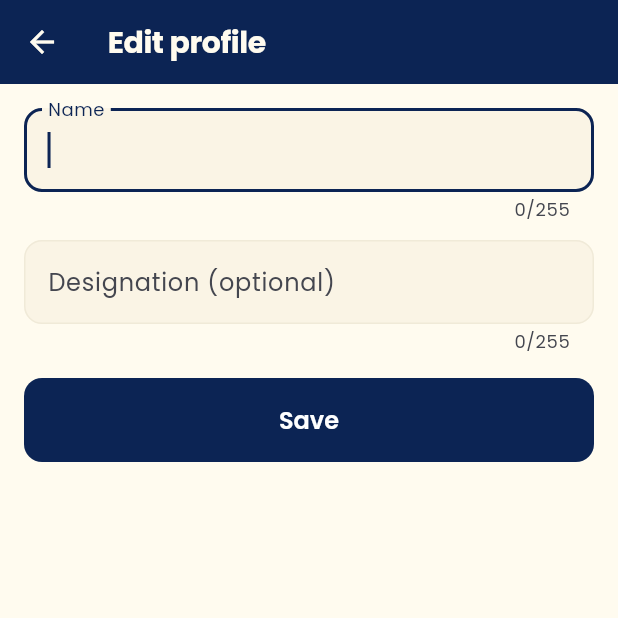
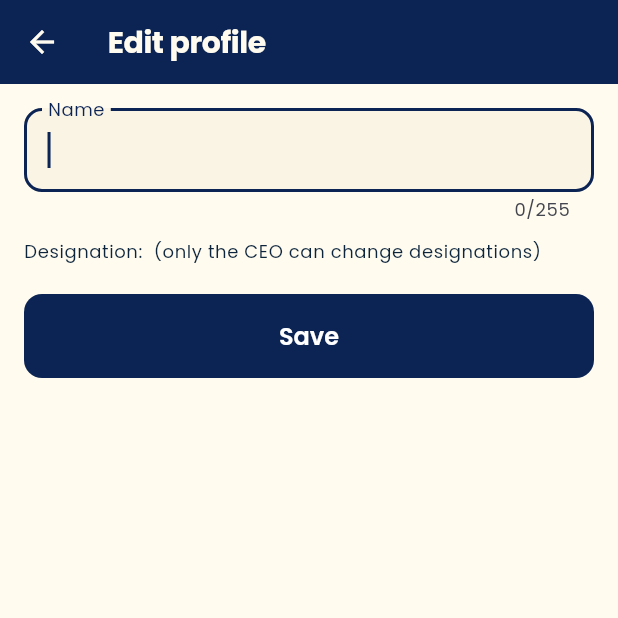
Before and after one commit to sytal/tasknest-app, a Flutter app: the MainShell screen opened directly, item 3 of the bottom bar chosen, after a tap on "Edit profile", on a phone screen of 412 x 824 dp, the top half of it. Run offline on Flutter 3.47's test engine with Material 3 defaults, Android fonts, the phone set to English and light mode, and no system bars; our stand-ins replace google_fonts, image_picker, shared_preferences; accounts and stored records are empty; network calls fail.

Commit message:
CEO-only designation UI, discard guard fix, 4-col grid, dark nav pill/wordmark, centred wide content, wrapped filter chips, narrow header
Co-Authored-By: Claude Sonnet 5.5 <noreply@anthropic.com>

```diff
--- a/lib/core/widgets/brand_logo.dart
+++ b/lib/core/widgets/brand_logo.dart
@@ -49,7 +49,9 @@ class BrandWordmark extends StatelessWidget {
 
   @override
   Widget build(BuildContext context) {
-    final task = onDark ? Colors.white : AppColors.navy;
+    final task = onDark || Theme.of(context).brightness == Brightness.dark
+        ? Colors.white
+        : AppColors.navy;
     final style = Theme.of(context).textTheme.titleMedium
         ?.copyWith(fontWeight: FontWeight.w800);
     return Row(
--- a/lib/screens/account_screens.dart
+++ b/lib/screens/account_screens.dart
@@ -82,10 +82,12 @@ class _EditProfileScreenState extends State<EditProfileScreen> {
     if (!_key.currentState!.validate()) return;
     setState(() => _busy = true);
     try {
+      final isCeo = context.read<Session>().currentUser?.role == 'ceo';
       final d = _designation.text.trim();
       final user = await AccountService.updateProfile(
         _name.text.trim(),
-        d.isEmpty ? null : d,
+        isCeo ? (d.isEmpty ? null : d) : null,
+        sendDesignation: isCeo,
       );
       if (!mounted) return;
       context.read<Session>().updateUser(user);
@@ -127,6 +129,15 @@ class _EditProfileScreenState extends State<EditProfileScreen> {
                 Validators.requiredMax(v, 'Name', Validators.nameMax),
           ),
           const SizedBox(height: 12),
+          if (context.read<Session>().currentUser?.role != 'ceo')
+            Padding(
+              padding: const EdgeInsets.only(bottom: 4),
+              child: Text(
+                'Designation: ${context.read<Session>().currentUser?.designation ?? '-'} (only the CEO can change designations)',
+                style: Theme.of(context).textTheme.bodySmall,
+              ),
+            )
+          else
             TextFormField(
               controller: _designation,
               maxLength: Validators.nameMax,
--- a/lib/screens/create_user_screen.dart
+++ b/lib/screens/create_user_screen.dart
@@ -1,4 +1,7 @@
 import 'package:flutter/material.dart';
+import 'package:provider/provider.dart';
+
+import '../services/session.dart';
 
 import '../services/api_client.dart';
 import '../services/user_service.dart';
@@ -56,7 +59,9 @@ class _CreateUserScreenState extends State<CreateUserScreen> {
         email: _emailController.text.trim(),
         password: _passwordController.text,
         role: _role,
-        designation: _designationController.text.trim(),
+        designation: context.read<Session>().currentUser?.role == 'ceo'
+            ? _designationController.text.trim()
+            : '',
       );
       if (mounted) {
         ScaffoldMessenger.of(context).showSnackBar(
@@ -163,6 +168,7 @@ class _CreateUserScreenState extends State<CreateUserScreen> {
                           Validators.newPassword(v) ?? _fieldErrors['password'],
                       onChanged: (_) => _fieldErrors.remove('password'),
                     ),
+                    if (context.read<Session>().currentUser?.role == 'ceo') ...[
                       const SizedBox(height: 16),
                       TextFormField(
                         controller: _designationController,
@@ -178,6 +184,7 @@ class _CreateUserScreenState extends State<CreateUserScreen> {
                           'Designation',
                         ),
                       ),
+                    ],
                     DropdownButtonFormField<String>(
                       initialValue: _role,
                       isExpanded: true,
--- a/lib/screens/main_shell.dart
+++ b/lib/screens/main_shell.dart
@@ -112,7 +112,13 @@ class _MainShellState extends State<MainShell> {
             const VerticalDivider(width: 1),
             Expanded(
               child: BrandBackground(
-                child: IndexedStack(index: _index, children: _tabs),
+                child: Align(
+                  alignment: Alignment.topCenter,
+                  child: ConstrainedBox(
+                    constraints: const BoxConstraints(maxWidth: 1400),
+                    child: IndexedStack(index: _index, children: _tabs),
+                  ),
+                ),
               ),
             ),
           ],
@@ -124,7 +130,13 @@ class _MainShellState extends State<MainShell> {
       extendBody: true,
       appBar: AppBar(title: Text(_titles[_index]), actions: _actions(context)),
       body: BrandBackground(
-        child: IndexedStack(index: _index, children: _tabs),
+        child: Align(
+          alignment: Alignment.topCenter,
+          child: ConstrainedBox(
+            constraints: const BoxConstraints(maxWidth: 1400),
+            child: IndexedStack(index: _index, children: _tabs),
+          ),
+        ),
       ),
       // Frosted-glass bottom nav bar: a blurred backdrop behind a
       // translucent navy tint, rather than a flat opaque fill, so content
@@ -134,13 +146,16 @@ class _MainShellState extends State<MainShell> {
           backgroundColor: isDark ? AppColors.surfaceDark : AppColors.surface,
           elevation: 3,
           surfaceTintColor: Colors.transparent,
-          indicatorColor: Theme.of(context).colorScheme.secondary
-              .withValues(alpha: isDark ? 0.35 : 0.30),
+          indicatorColor: isDark
+              ? AppColors.orangeDark
+              : Theme.of(context).colorScheme.secondary.withValues(alpha: 0.30),
           iconTheme: WidgetStateProperty.resolveWith((st) {
             final sel = st.contains(WidgetState.selected);
             return IconThemeData(
               color: sel
-                  ? Theme.of(context).colorScheme.onSurface
+                  ? (isDark
+                        ? AppColors.navyDark
+                        : Theme.of(context).colorScheme.onSurface)
                   : Theme.of(context).colorScheme.onSurface
                         .withValues(alpha: 0.7),
             );
--- a/lib/screens/profile_screen.dart
+++ b/lib/screens/profile_screen.dart
@@ -376,6 +376,7 @@ class _ProfileScreenState extends State<ProfileScreen> {
                                 ChoiceChip(
                                   avatar: Icon(o.$3, size: 18),
                                   label: Text(o.$2),
+                                  showCheckmark: false,
                                   selected:
                                       context.watch<ThemeController>().mode ==
                                       o.$1,
--- a/lib/screens/users_admin_screen.dart
+++ b/lib/screens/users_admin_screen.dart
@@ -90,6 +90,7 @@ class _UsersAdminScreenState extends State<UsersAdminScreen> {
     final name = TextEditingController(text: u.name);
     final des = TextEditingController(text: u.designation);
     var role = u.role;
+    final isCeo = context.read<Session>().currentUser?.role == 'ceo';
     final key = GlobalKey<FormState>();
     final ok = await showDialog<bool>(
       context: context,
@@ -110,8 +111,12 @@ class _UsersAdminScreenState extends State<UsersAdminScreen> {
                 ),
                 TextFormField(
                   controller: des,
+                  enabled: isCeo,
                   maxLength: Validators.nameMax,
-                  decoration: const InputDecoration(labelText: 'Designation'),
+                  decoration: InputDecoration(
+                    labelText: 'Designation',
+                    helperText: isCeo ? null : 'Only the CEO can change this',
+                  ),
                 ),
                 DropdownButtonFormField<String>(
                   initialValue: role,
--- a/lib/services/collab_service.dart
+++ b/lib/services/collab_service.dart
@@ -157,10 +157,14 @@ class CollabService {
 
 /// Profile, password and user administration.
 class AccountService {
-  static Future<AppUser> updateProfile(String name, String? designation) async {
+  static Future<AppUser> updateProfile(
+    String name,
+    String? designation, {
+    bool sendDesignation = true,
+  }) async {
     final r = await ApiClient.put('/me', {
       'name': name,
-      'designation': designation,
+      if (sendDesignation) 'designation': designation,
     }) as Map<String, dynamic>;
     return AppUser.fromJson(r['user'] as Map<String, dynamic>);
   }
```
Also changed, not shown: lib/screens/project_edit_screen.dart (+6 -2 lines), lib/widgets/task_row.dart (+12 -17 lines). Lines whose indentation alone changed are shown as unchanged.
